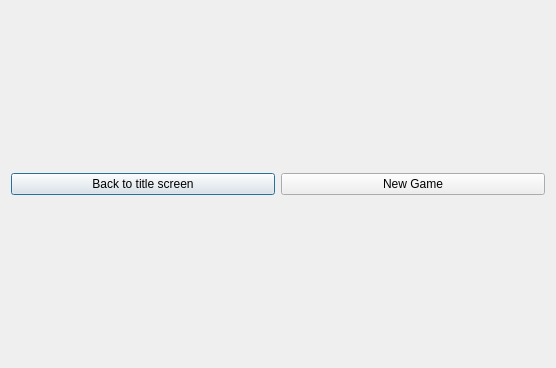
First picture: the form in Qt-Tic-Tac-Toe-master/Forms/TicTacToeGame.ui, repository Michael-lhany/TIC-TAC-TOE, before the edit.
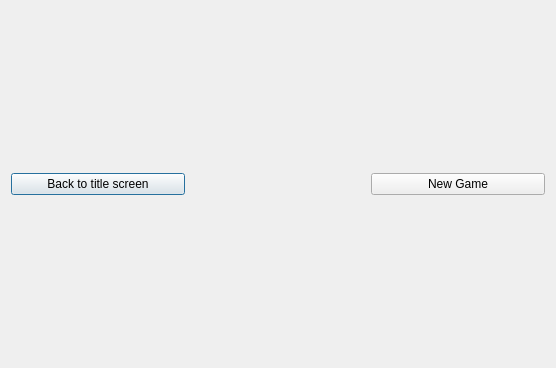
Second picture: the form after the edit.

Diff of the .ui file:
```diff
--- a/Qt-Tic-Tac-Toe-master/Forms/TicTacToeGame.ui
+++ b/Qt-Tic-Tac-Toe-master/Forms/TicTacToeGame.ui
@@ -65,6 +65,13 @@
            </property>
           </widget>
          </item>
+         <item>
+          <widget class="QLabel" name="label">
+           <property name="text">
+            <string/>
+           </property>
+          </widget>
+         </item>
          <item>
           <widget class="QPushButton" name="reset">
            <property name="text">
```
